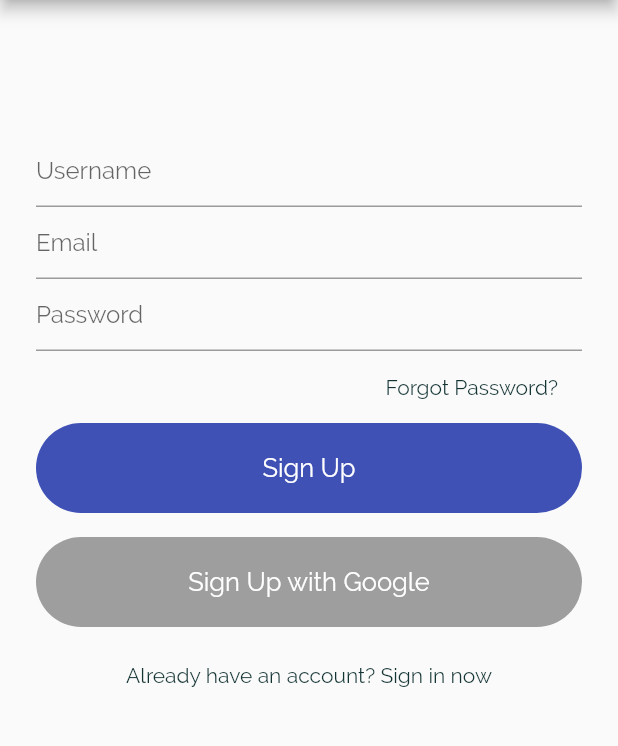
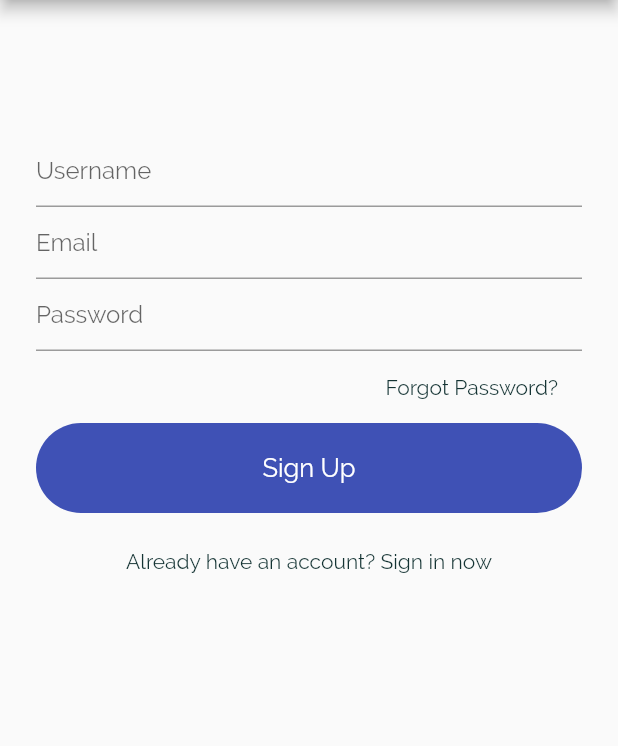
Before and after one commit to joshuadotillos/MobileStreamChat, a Flutter app: the screen it shows after launch, after a tap on "Register now", on a phone screen of 412 x 824 dp, the part 84-830 px from its top. Run offline on Flutter 3.47's test engine with Material 2 defaults, Android fonts, the phone set to English and light mode, and no system bars; our stand-ins replace cloud_firestore, firebase_auth, firebase_core; accounts and stored records are empty; network calls fail.

Commit message:
chatRoomChanges and SignUp changes
Chat Room and Sign Up

```diff
--- a/mobilestreamchat/lib/views/chatRoomScreen.dart
+++ b/mobilestreamchat/lib/views/chatRoomScreen.dart
@@ -19,7 +19,7 @@ class ChatRoom extends StatefulWidget {
 }
 
 class _ChatRoomState extends State<ChatRoom> {
-  AuthMethods authMenthods = new AuthMethods();
+  AuthMethods authMethods = new AuthMethods();
   @override
   Widget build(BuildContext context) {
     String title() {
--- a/mobilestreamchat/lib/views/signup.dart
+++ b/mobilestreamchat/lib/views/signup.dart
@@ -143,21 +143,6 @@ class _SignUpState extends State<SignUp> {
                       SizedBox(
                         height: 16,
                       ),
-                      Container(
-                        alignment: Alignment.center,
-                        width: MediaQuery.of(context).size.width,
-                        padding: EdgeInsets.symmetric(vertical: 20.0),
-                        decoration: BoxDecoration(
-                            color: Colors.grey,
-                            borderRadius: BorderRadius.circular(30)),
-                        child: Text(
-                          "Sign Up with Google",
-                          style: TextStyle(fontSize: 17, color: Colors.white),
-                        ),
-                      ),
-                      SizedBox(
-                        height: 16,
-                      ),
                       Row(
                         mainAxisAlignment: MainAxisAlignment.center,
                         children: [
```
